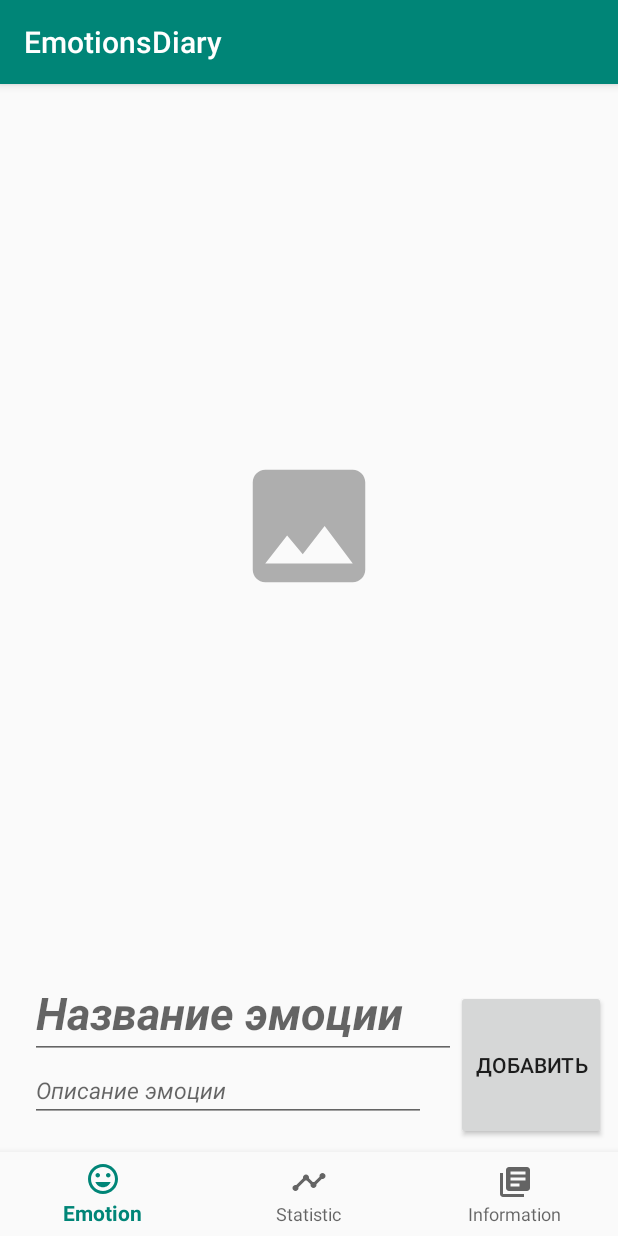
After one commit to IlyaPavlovNSK/EmotionsDiary, an Android app: the fragment AddEmotionFragment placed in its activity, on a phone screen of 412 x 824 dp. The commit adds this screen. Run offline under Robolectric (Android 15) with nearby library versions, the phone set to English and light mode, and no system bars; our stand-ins replace Dagger/Hilt's generated code; libraries missing offline, so code that uses them is left out: com.dingmouren.layoutmanagergroup; 2 statements that could not run were skipped.

Commit message:
getting images from bitmap

```diff
--- a/app/src/main/AndroidManifest.xml
+++ b/app/src/main/AndroidManifest.xml
@@ -1,6 +1,9 @@
 <?xml version="1.0" encoding="utf-8"?>
 <manifest xmlns:android="http://schemas.android.com/apk/res/android"
     package="com.pavlovnsk.emotionsdiary">
+
+    <uses-permission android:name="android.permission.READ_EXTERNAL_STORAGE"/>
+    <uses-permission android:name="android.permission.WRITE_EXTERNAL_STORAGE"/>
 
     <application
         android:allowBackup="true"
--- a/app/src/main/java/com/pavlovnsk/emotionsdiary/Adapters/EmotionRowView.java
+++ b/app/src/main/java/com/pavlovnsk/emotionsdiary/Adapters/EmotionRowView.java
@@ -1,8 +1,11 @@
 package com.pavlovnsk.emotionsdiary.Adapters;
+
+import android.graphics.Bitmap;
 
 public interface EmotionRowView {
 
     void setEmotionLevel(String level);
     void setEmotionName(String name);
-    void setPictureId(int id);
+    void setDescription(String description);
+    void setPictureBitmap(Bitmap bitmap);
 }
--- a/app/src/main/java/com/pavlovnsk/emotionsdiary/Adapters/EmotionsFragmentComponent.java
+++ b/app/src/main/java/com/pavlovnsk/emotionsdiary/Adapters/EmotionsFragmentComponent.java
@@ -1,5 +1,6 @@
 package com.pavlovnsk.emotionsdiary.Adapters;
 
+import com.pavlovnsk.emotionsdiary.Fragments.AddEmotionFragment;
 import com.pavlovnsk.emotionsdiary.GlobalModule;
 import com.pavlovnsk.emotionsdiary.Fragments.EmotionsFragment;
 
@@ -11,4 +12,5 @@ import dagger.Component;
 @Singleton
 public interface EmotionsFragmentComponent {
     void inject(EmotionsFragment emotionsFragment);
+    void inject(AddEmotionFragment addEmotionFragment);
 }
--- /dev/null
+++ b/app/src/main/java/com/pavlovnsk/emotionsdiary/Fragments/AddEmotionFragment.java
@@ -0,0 +1,123 @@
+package com.pavlovnsk.emotionsdiary.Fragments;
+
+import android.content.Intent;
+import android.graphics.Bitmap;
+import android.graphics.BitmapFactory;
+import android.graphics.drawable.BitmapDrawable;
+import android.net.Uri;
+import android.os.Bundle;
+import android.view.LayoutInflater;
+import android.view.View;
+import android.view.ViewGroup;
+import android.widget.Button;
+import android.widget.EditText;
+import android.widget.ImageView;
+import android.widget.Toast;
+
+import androidx.annotation.NonNull;
+import androidx.annotation.Nullable;
+import androidx.fragment.app.Fragment;
+
+import com.pavlovnsk.emotionsdiary.Data.DataBaseHelper;
+import com.pavlovnsk.emotionsdiary.POJO.EmotionItem;
+import com.pavlovnsk.emotionsdiary.R;
+
+import java.io.FileNotFoundException;
+import java.io.FileOutputStream;
+import java.io.InputStream;
+
+import static android.app.Activity.RESULT_OK;
+import static android.content.Context.MODE_PRIVATE;
+
+public class AddEmotionFragment extends Fragment {
+
+    private final int PICK_IMAGE = 2;
+
+    private EditText addName;
+    private EditText addDescription;
+    private Button addEmotion;
+    private ImageView addPic;
+
+    @Nullable
+    @Override
+    public View onCreateView(@NonNull LayoutInflater inflater, @Nullable ViewGroup container, @Nullable Bundle savedInstanceState) {
+        View view = inflater.inflate(R.layout.fragment_add_emotion, container, false);
+
+        addName = view.findViewById(R.id.et_emotion_name);
+        addDescription = view.findViewById(R.id.et_emotion_description);
+        addPic = view.findViewById(R.id.add_emotion_pic);
+        addEmotion = view.findViewById(R.id.btn_add_emotion);
+
+        addPic.setOnClickListener(addPicListener);
+        addEmotion.setOnClickListener(addEmotionListener);
+
+        return view;
+    }
+
+    private ImageView.OnClickListener addPicListener = new View.OnClickListener() {
+        @Override
+        public void onClick(View view) {
+            addNewEmotionImage();
+        }
+    };
+
+    private Button.OnClickListener addEmotionListener = new View.OnClickListener() {
+        @Override
+        public void onClick(View view) {
+            addEmotionInDataBase();
+        }
+    };
+
+    private void addEmotionInDataBase() {
+        if (addName.getText().length() != 0 && addDescription.getText().length() != 0 && addPic.getDrawable() != null) {
+            Bitmap bitmap = null;
+            try {
+                FileOutputStream fOut = getActivity().openFileOutput(addPic.getDrawable().toString(), MODE_PRIVATE);
+                bitmap = ((BitmapDrawable) addPic.getDrawable()).getBitmap();
+                bitmap.compress(Bitmap.CompressFormat.PNG, 100, fOut);
+                //String imagePath = getActivity().getFilesDir() + "/" + addPic.getDrawable().toString();
+            } catch (FileNotFoundException e) {
+                e.printStackTrace();
+            }
+            EmotionItem emotionItem = new EmotionItem();
+            emotionItem.setEmotionName(addName.getText().toString().trim());
+            emotionItem.setDescription(addDescription.getText().toString().trim());
+            emotionItem.setEmotionLevel("0 %");
+
+            emotionItem.setEmotionPic(bitmap);
+
+            DataBaseHelper dataBase = new DataBaseHelper(getContext());
+            dataBase.addEmotionItem(emotionItem);
+
+            assert getFragmentManager() != null;
+            getFragmentManager().beginTransaction().replace(R.id.fragment_container, new EmotionsFragment()).commit();
+        } else {
+            Toast.makeText(getActivity(), "Заполните все поля", Toast.LENGTH_SHORT).show();
+        }
+    }
+
+    private void addNewEmotionImage() {
+        Intent photoPickerIntent = new Intent(Intent.ACTION_PICK);
+        photoPickerIntent.setType("image/*");
+        startActivityForResult(photoPickerIntent, PICK_IMAGE);
+    }
+
+    public void onActivityResult(int requestCode, int resultCode, Intent data) {
+        super.onActivityResult(requestCode, resultCode, data);
+        if (resultCode == RESULT_OK) {
+            switch (requestCode) {
+                case PICK_IMAGE:
+                    try {
+                        final Uri fileUri = data.getData();
+                        final InputStream imageStream = getActivity().getContentResolver().openInputStream(fileUri);
+                        final Bitmap selectedImage = BitmapFactory.decodeStream(imageStream);
+                        addPic.setImageBitmap(selectedImage);
+                        addPic.setScaleType(ImageView.ScaleType.CENTER_CROP);
+                        break;
+                    } catch (FileNotFoundException e) {
+                        e.getStackTrace();
+                    }
+            }
+        }
+    }
+}
--- a/app/src/main/java/com/pavlovnsk/emotionsdiary/Fragments/EmotionsFragment.java
+++ b/app/src/main/java/com/pavlovnsk/emotionsdiary/Fragments/EmotionsFragment.java
@@ -12,6 +12,7 @@ import androidx.recyclerview.widget.RecyclerView;
 
 import com.dingmouren.layoutmanagergroup.skidright.SkidRightLayoutManager;
 
+import com.google.android.material.floatingactionbutton.FloatingActionButton;
 import com.pavlovnsk.emotionsdiary.Adapters.DaggerEmotionsFragmentComponent;
 import com.pavlovnsk.emotionsdiary.Adapters.EmotionsAdapter;
 import com.pavlovnsk.emotionsdiary.Adapters.EmotionsFragmentComponent;
@@ -34,6 +35,8 @@ public class EmotionsFragment extends Fragment {
 
         View view = inflater.inflate(R.layout.fragment_emotion, container, false);
         RecyclerView recyclerViewEmotions = view.findViewById(R.id.recycler_view_emotions);
+        FloatingActionButton plusEmotion = view.findViewById(R.id.btn_plus_emotion);
+        plusEmotion.setOnClickListener(plusEmotionListener);
 
         SkidRightLayoutManager layoutManager = new SkidRightLayoutManager(1.5f, 0.8f);
 
@@ -43,4 +46,12 @@ public class EmotionsFragment extends Fragment {
 
         return view;
     }
+
+    private FloatingActionButton.OnClickListener plusEmotionListener = new View.OnClickListener() {
+        @Override
+        public void onClick(View view) {
+            Fragment selectedFragment = new AddEmotionFragment();
+                getFragmentManager().beginTransaction().replace(R.id.fragment_container, selectedFragment).commit();
+        }
+    };
 }
--- a/app/src/main/java/com/pavlovnsk/emotionsdiary/MainActivity.java
+++ b/app/src/main/java/com/pavlovnsk/emotionsdiary/MainActivity.java
@@ -9,9 +9,21 @@ import com.pavlovnsk.emotionsdiary.Fragments.StatisticsFragment;
 import androidx.appcompat.app.AppCompatActivity;
 import androidx.annotation.NonNull;
 import androidx.fragment.app.Fragment;
+
 import android.view.MenuItem;
 
 public class MainActivity extends AppCompatActivity {
+
+    @Override
+    protected void onCreate(Bundle savedInstanceState) {
+        super.onCreate(savedInstanceState);
+        setContentView(R.layout.activity_main);
+
+        getSupportFragmentManager().beginTransaction().replace(R.id.fragment_container, new EmotionsFragment()).commit();
+
+        BottomNavigationView navView = findViewById(R.id.nav_view);
+        navView.setOnNavigationItemSelectedListener(mOnNavigationItemSelectedListener);
+    }
 
     private BottomNavigationView.OnNavigationItemSelectedListener mOnNavigationItemSelectedListener = new BottomNavigationView.OnNavigationItemSelectedListener() {
         @Override
@@ -25,7 +37,8 @@ public class MainActivity extends AppCompatActivity {
                     selectedFragment = new StatisticsFragment();
                     break;
                 case R.id.navigation_info:
-
+                    break;
+                default:
                     break;
             }
             if (selectedFragment != null) {
@@ -34,15 +47,4 @@ public class MainActivity extends AppCompatActivity {
             return true;
         }
     };
-
-    @Override
-    protected void onCreate(Bundle savedInstanceState) {
-        super.onCreate(savedInstanceState);
-        setContentView(R.layout.activity_main);
-
-        getSupportFragmentManager().beginTransaction().replace(R.id.fragment_container, new EmotionsFragment()).commit();
-
-        BottomNavigationView navView = findViewById(R.id.nav_view);
-        navView.setOnNavigationItemSelectedListener(mOnNavigationItemSelectedListener);
-    }
 }
--- /dev/null
+++ b/app/src/main/res/drawable/ic_add.xml
@@ -0,0 +1,5 @@
+<vector android:height="24dp" android:tint="#FFFFFF"
+    android:viewportHeight="24.0" android:viewportWidth="24.0"
+    android:width="24dp" xmlns:android="http://schemas.android.com/apk/res/android">
+    <path android:fillColor="#FF000000" android:pathData="M19,13h-6v6h-2v-6H5v-2h6V5h2v6h6v2z"/>
+</vector>
--- /dev/null
+++ b/app/src/main/res/drawable/ic_add_image.xml
@@ -0,0 +1,10 @@
+<vector xmlns:android="http://schemas.android.com/apk/res/android"
+    android:width="100dp"
+    android:height="100dp"
+    android:alpha="0.3"
+    android:viewportWidth="24.0"
+    android:viewportHeight="24.0">
+    <path
+        android:fillColor="#FF000000"
+        android:pathData="M21,19V5c0,-1.1 -0.9,-2 -2,-2H5c-1.1,0 -2,0.9 -2,2v14c0,1.1 0.9,2 2,2h14c1.1,0 2,-0.9 2,-2zM8.5,13.5l2.5,3.01L14.5,12l4.5,6H5l3.5,-4.5z" />
+</vector>
--- /dev/null
+++ b/app/src/main/res/layout/fragment_add_emotion.xml
@@ -0,0 +1,57 @@
+<?xml version="1.0" encoding="utf-8"?>
+
+
+<androidx.constraintlayout.widget.ConstraintLayout xmlns:android="http://schemas.android.com/apk/res/android"
+    xmlns:app="http://schemas.android.com/apk/res-auto"
+    android:layout_width="match_parent"
+    android:layout_height="match_parent">
+
+    <ImageView
+        android:id="@+id/add_emotion_pic"
+        android:layout_width="0dp"
+        android:layout_height="0dp"
+        android:scaleType="center"
+        android:src="@drawable/ic_add_image"
+        app:layout_constraintBottom_toTopOf="@+id/et_emotion_name"
+        app:layout_constraintEnd_toEndOf="parent"
+        app:layout_constraintStart_toStartOf="parent"
+        app:layout_constraintTop_toTopOf="parent" />
+
+    <EditText
+        android:id="@+id/et_emotion_name"
+        android:layout_width="0dp"
+        android:layout_height="wrap_content"
+        android:layout_marginStart="20sp"
+        android:gravity="start"
+        android:hint="Название эмоции"
+        android:inputType="text"
+        android:textSize="30sp"
+        android:textStyle="bold|italic"
+        app:layout_constraintBottom_toTopOf="@id/et_emotion_description"
+        app:layout_constraintStart_toStartOf="parent"
+        app:layout_constraintEnd_toStartOf="@id/btn_add_emotion"/>
+
+    <EditText
+        android:id="@+id/et_emotion_description"
+        android:layout_width="0dp"
+        android:layout_height="wrap_content"
+        android:layout_margin="20sp"
+        android:gravity="start"
+        android:hint="Описание эмоции"
+        android:inputType="text"
+        android:textSize="15sp"
+        android:textStyle="italic"
+        app:layout_constraintBottom_toBottomOf="parent"
+        app:layout_constraintStart_toStartOf="parent"
+        app:layout_constraintEnd_toStartOf="@id/btn_add_emotion"/>
+
+    <Button
+        android:id="@+id/btn_add_emotion"
+        android:layout_width="100dp"
+        android:layout_height="100dp"
+        android:layout_margin="8dp"
+        app:layout_constraintBottom_toBottomOf="parent"
+        app:layout_constraintEnd_toEndOf="parent"
+        android:text="Добавить"/>
+
+</androidx.constraintlayout.widget.ConstraintLayout>
```
Also changed, not shown: app/src/main/java/com/pavlovnsk/emotionsdiary/Adapters/EmotionViewHolder.java (+13 -5 lines), app/src/main/java/com/pavlovnsk/emotionsdiary/Adapters/EmotionsListPresenter.java (+5 -4 lines), app/src/main/java/com/pavlovnsk/emotionsdiary/Data/DataBaseHelper.java (+125 -13 lines), app/src/main/java/com/pavlovnsk/emotionsdiary/Data/Utils.java (+12 -7 lines), app/src/main/java/com/pavlovnsk/emotionsdiary/GlobalModule.java (+4 -11 lines), app/src/main/java/com/pavlovnsk/emotionsdiary/POJO/EmotionItem.java (+15 -9 lines), app/src/main/res/layout/emotion_item.xml (+17 -2 lines), app/src/main/res/layout/fragment_diary.xml (added, +12 -0 lines), app/src/main/res/layout/fragment_emotion.xml (+18 -3 lines).
